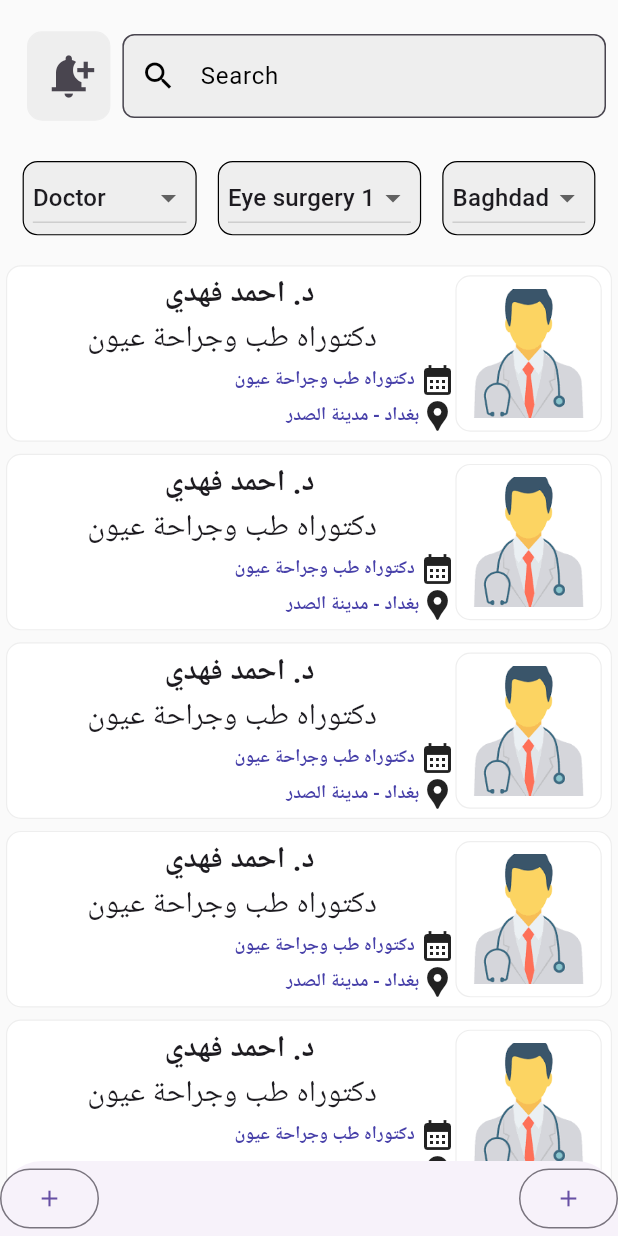
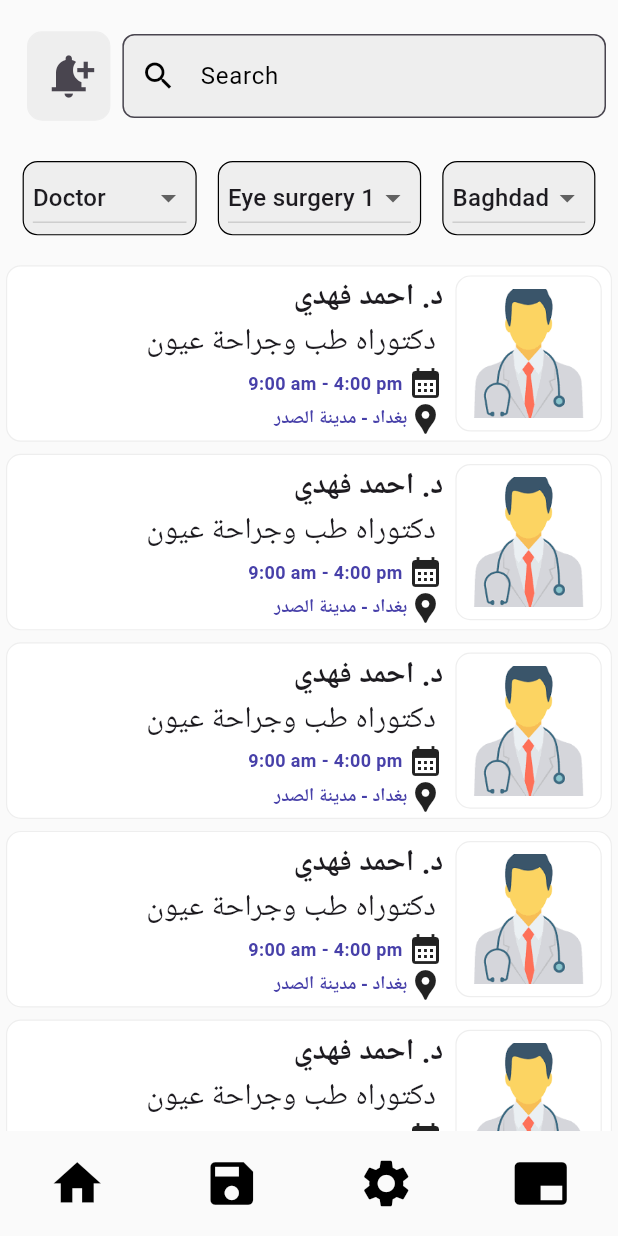
Before and after one commit to Alqdees/guide_of_iraq, a Flutter app: the screen it shows after launch, on a phone screen of 412 x 824 dp. Run offline on Flutter 3.47's test engine with Material 3 defaults, Android fonts, the phone set to English and light mode, and no system bars; our stand-ins replace get, shared_preferences.

Commit message:
complate home page

```diff
--- a/lib/View/HomePage/CardHomePage.dart
+++ b/lib/View/HomePage/CardHomePage.dart
@@ -14,7 +14,7 @@ class CardHomePage extends StatelessWidget {
       padding: const EdgeInsets.all(4.0),
       child: Container(
         height: height! / 7,
-        padding: const EdgeInsets.symmetric(horizontal: 6.0),
+        padding: const EdgeInsets.symmetric(horizontal: 6.0, vertical: 6.0),
         decoration: BoxDecoration(
           color: Colors.white, // Background color
           borderRadius: BorderRadius.circular(10),
@@ -27,9 +27,14 @@ class CardHomePage extends StatelessWidget {
           children: [
             const Expanded(
               flex: 3,
+              child: Padding(
+                padding: EdgeInsets.symmetric(horizontal: 8.0),
                 child: Column(
                   mainAxisAlignment: MainAxisAlignment.center,
                   // textDirection: TextDirection.rtl,
+                  children: [
+                    Row(
+                      textDirection: TextDirection.rtl,
                       children: [
                         Text(
                           'د. احمد فهدي ',
@@ -39,12 +44,19 @@ class CardHomePage extends StatelessWidget {
                             fontWeight: FontWeight.bold,
                           ),
                         ),
+                      ],
+                    ),
+                    Row(
+                      textDirection: TextDirection.rtl,
+                      children: [
                         Text(
                           'دكتوراه طب وجراحة عيون ',
                           style: TextStyle(
                             fontSize: 20,
                             // fontWeight: FontWeight.bold,
                           ),
+                        ),
+                      ],
                     ),
                     Row(
                       textDirection: TextDirection.rtl,
@@ -54,7 +66,7 @@ class CardHomePage extends StatelessWidget {
                           textDirection: TextDirection.rtl,
                         ),
                         Text(
-                        'دكتوراه طب وجراحة عيون ',
+                          '9:00 am - 4:00 pm ',
                           // textDirection: preferences!.getString("lang") == 'ar'
                           //     ? TextDirection.ltr
                           //     : TextDirection.rtl,
@@ -87,6 +99,7 @@ class CardHomePage extends StatelessWidget {
                   ],
                 ),
               ),
+            ),
             Expanded(
               flex: 1,
               child: Container(
--- a/lib/View/HomePage/HomePage.dart
+++ b/lib/View/HomePage/HomePage.dart
@@ -1,7 +1,4 @@
 import 'package:flutter/material.dart';
-import 'package:flutter/painting.dart';
-import 'package:flutter/services.dart';
-import 'package:flutter/widgets.dart';
 import 'package:get/get.dart';
 import 'package:guide_of_iraq/Control/ShowDataController.dart';
 import 'package:guide_of_iraq/View/Colors/ColorApp.dart';
@@ -18,19 +15,44 @@ class HomePage extends StatelessWidget {
       builder: (c) {
         return Scaffold(
           backgroundColor: ColorApp.grayvertlight,
-          bottomSheet: SizedBox(
-            height: 50.0,
+          bottomSheet: Container(
+            color: ColorApp.grayvertlight,
+            height: 70.0,
             width: double.infinity,
             child: Row(
-              mainAxisAlignment: MainAxisAlignment.spaceBetween,
+              mainAxisAlignment: MainAxisAlignment.spaceAround,
               children: [
-                OutlinedButton(
+                IconButton(
                   onPressed: () {},
-                  child: const Icon(Icons.add),
+                  icon: const Icon(
+                    Icons.home,
+                    color: Colors.black,
+                    size: 38.0,
+                  ),
                 ),
-                OutlinedButton(
+                IconButton(
                   onPressed: () {},
-                  child: const Icon(Icons.add),
+                  icon: const Icon(
+                    Icons.save,
+                    color: Colors.black,
+                    size: 38.0,
+                  ),
+                ),
+                IconButton(
+                  onPressed: () {},
+                  icon: const Icon(
+                    Icons.settings,
+                    color: Colors.black,
+                    size: 38.0,
+                  ),
+                ),
+                IconButton(
+                  onPressed: () {},
+                  icon: const Icon(
+                    Icons.branding_watermark,
+                    color: Colors.black,
+                    size: 38.0,
+                  ),
                 ),
               ],
             ),
```
Lines whose indentation alone changed are shown as unchanged.
